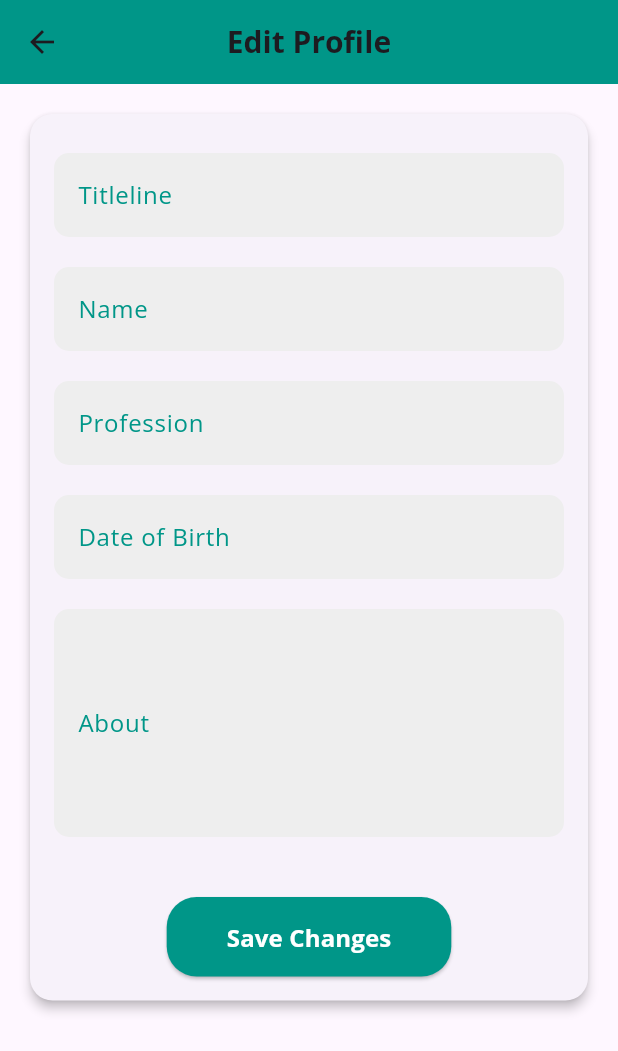
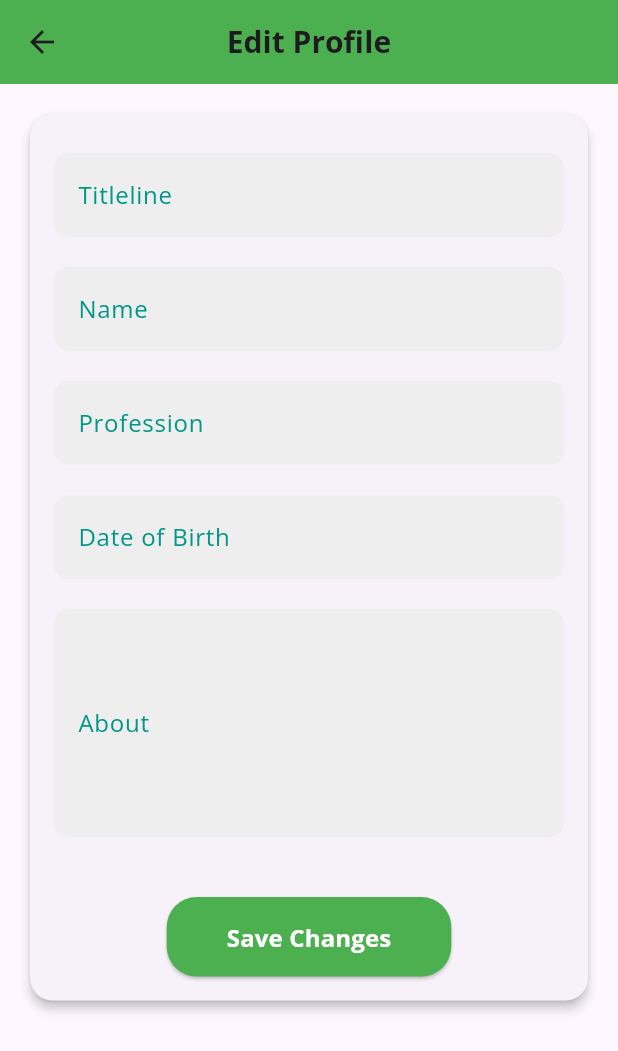
Before and after one commit to AbdallahKhayat/Hajzi_Flutter, a Flutter app: the EditProfile screen opened directly with empty values, on a phone screen of 412 x 824 dp. Shown: the top 1051 px of the screen. Run offline on Flutter 3.47's test engine with Material 3 defaults, Android fonts, the phone set to English and light mode, and no system bars; our stand-ins replace camera, carousel_slider, dio, file_picker, firebase_auth, firebase_core and 17 more; missing offline and left inert: flutter_facebook_auth, flutter_stripe; accounts and stored records are empty; generated files the repository leaves out were written again; network calls fail.

Commit message:
added appbar colors to match whole app color

```diff
--- a/lib/Profile/EditProfile.dart
+++ b/lib/Profile/EditProfile.dart
@@ -2,6 +2,8 @@ import 'package:flutter/foundation.dart';
 import 'package:flutter/material.dart';
 import 'package:blogapp/Models/profileModel.dart';
 import 'package:blogapp/NetworkHandler.dart';
+
+import '../constants.dart';
 
 class EditProfile extends StatefulWidget {
   final ProfileModel profileModel;
@@ -83,7 +85,20 @@ class _EditProfileState extends State<EditProfile> {
   Widget build(BuildContext context) {
     return Scaffold(
       appBar: AppBar(
-        backgroundColor: Colors.teal,
+        flexibleSpace: ValueListenableBuilder<Color>(
+          valueListenable: appColorNotifier,
+          builder: (context, appColor, child) {
+            return Container(
+              decoration: BoxDecoration(
+                gradient: LinearGradient(
+                  colors: [appColor.withOpacity(1), appColor],
+                  begin: Alignment.topLeft,
+                  end: Alignment.bottomRight,
+                ),
+              ),
+            );
+          },
+        ),
         elevation: 0,
         title: const Text(
           "Edit Profile",
@@ -173,15 +188,17 @@ class _EditProfileState extends State<EditProfile> {
                               ),
                               const SizedBox(height: 30),
                               Center(
-                                child: ElevatedButton(
+                                child:  ValueListenableBuilder<Color>(
+                                  valueListenable: appColorNotifier,
+                                  builder: (context, color, child) {
+                                    return ElevatedButton(
                                       onPressed: _updateProfile,
                                       style: ElevatedButton.styleFrom(
-                                    backgroundColor: Colors.teal,
+                                        backgroundColor: color,
                                         shape: RoundedRectangleBorder(
                                           borderRadius: BorderRadius.circular(20),
                                         ),
-                                    padding: const EdgeInsets.symmetric(
-                                        horizontal: 40, vertical: 15),
+                                        padding: const EdgeInsets.symmetric(horizontal: 40, vertical: 15),
                                       ),
                                       child: const Text(
                                         "Save Changes",
@@ -191,6 +208,8 @@ class _EditProfileState extends State<EditProfile> {
                                           color: Colors.white,
                                         ),
                                       ),
+                                    );
+                                  },
                                 ),
                               ),
                             ],
```
Lines whose indentation alone changed are shown as unchanged.
